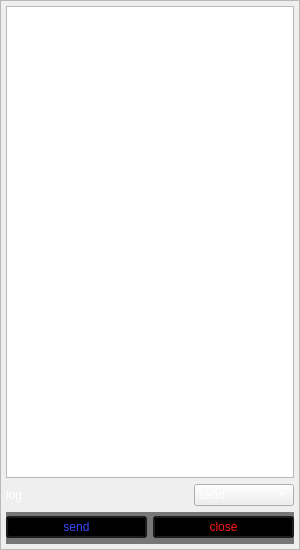
Old version of the form client/sendmassage.ui in the repository lev12/launcher.
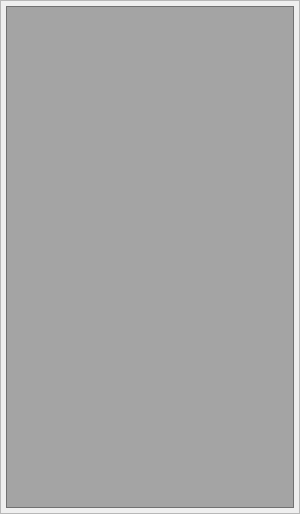
New version of the form.

What changed in the file:
```diff
--- a/client/sendmassage.ui
+++ b/client/sendmassage.ui
@@ -7,19 +7,19 @@
     <x>0</x>
     <y>0</y>
     <width>300</width>
-    <height>550</height>
+    <height>514</height>
    </rect>
   </property>
   <property name="minimumSize">
    <size>
     <width>300</width>
-    <height>550</height>
+    <height>500</height>
    </size>
   </property>
   <property name="maximumSize">
    <size>
     <width>300</width>
-    <height>550</height>
+    <height>514</height>
    </size>
   </property>
   <property name="windowTitle">
@@ -47,116 +47,11 @@
    <item>
     <widget class="QTextEdit" name="textEdit">
      <property name="styleSheet">
-      <string notr="true">color: rgb(255, 255, 255);</string>
+      <string notr="true">background-color: rgba(0, 0, 0, 80);
+color: rgb(255, 255, 255);</string>
      </property>
     </widget>
    </item>
-   <item>
-    <widget class="QFrame" name="horizontalFrame">
-     <property name="styleSheet">
-      <string notr="true">color: rgb(255, 255, 255);</string>
-     </property>
-     <layout class="QHBoxLayout" name="horizontalLayout_2">
-      <property name="spacing">
-       <number>45</number>
-      </property>
-      <property name="leftMargin">
-       <number>0</number>
-      </property>
-      <property name="topMargin">
-       <number>0</number>
-      </property>
-      <property name="rightMargin">
-       <number>0</number>
-      </property>
-      <property name="bottomMargin">
-       <number>0</number>
-      </property>
-      <item>
-       <widget class="QLabel" name="label">
-        <property name="text">
-         <string>log</string>
-        </property>
-       </widget>
-      </item>
-      <item>
-       <widget class="QComboBox" name="comboBox">
-        <property name="maximumSize">
-         <size>
-          <width>100</width>
-          <height>16777215</height>
-         </size>
-        </property>
-        <item>
-         <property name="text">
-          <string>send</string>
-         </property>
-        </item>
-        <item>
-         <property name="text">
-          <string>not to send</string>
-         </property>
-        </item>
-       </widget>
-      </item>
-     </layout>
-    </widget>
-   </item>
-   <item>
-    <widget class="QFrame" name="button">
-     <property name="minimumSize">
-      <size>
-       <width>0</width>
-       <height>32</height>
-      </size>
-     </property>
-     <property name="maximumSize">
-      <size>
-       <width>16777215</width>
-       <height>32</height>
-      </size>
-     </property>
-     <property name="styleSheet">
-      <string notr="true">background-color: rgba(0, 0, 0, 128);
-color: rgb(255, 255, 255);
-font: 10pt &quot;Arial&quot;;</string>
-     </property>
-     <layout class="QHBoxLayout" name="horizontalLayout">
-      <property name="leftMargin">
-       <number>0</number>
-      </property>
-      <property name="topMargin">
-       <number>0</number>
-      </property>
-      <property name="rightMargin">
-       <number>0</number>
-      </property>
-      <property name="bottomMargin">
-       <number>2</number>
-      </property>
-      <item>
-       <widget class="QPushButton" name="pushButton_send">
-        <property name="styleSheet">
-         <string notr="true">color: rgb(55, 75, 255);</string>
-        </property>
-        <property name="text">
-         <string>send</string>
-        </property>
-       </widget>
-      </item>
-      <item>
-       <widget class="QPushButton" name="pushButton_close">
-        <property name="styleSheet">
-         <string notr="true">color: rgb(255, 25, 25);</string>
-        </property>
-        <property name="text">
-         <string>close</string>
-        </property>
-       </widget>
-      </item>
-     </layout>
-    </widget>
-   </item>
   </layout>
  </widget>
  <resources/>
```
